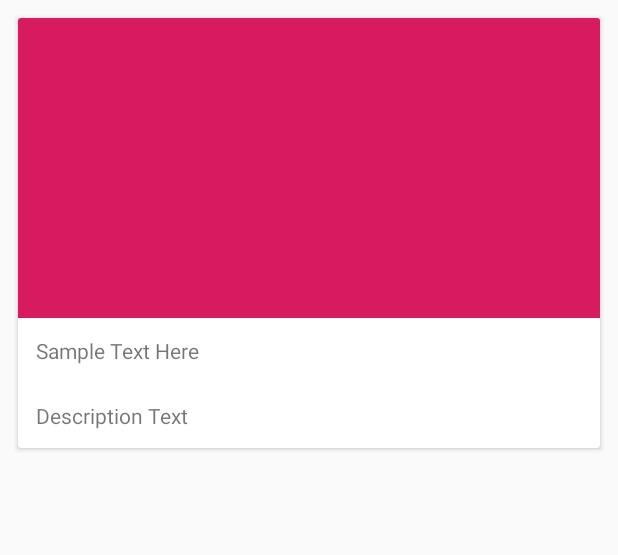
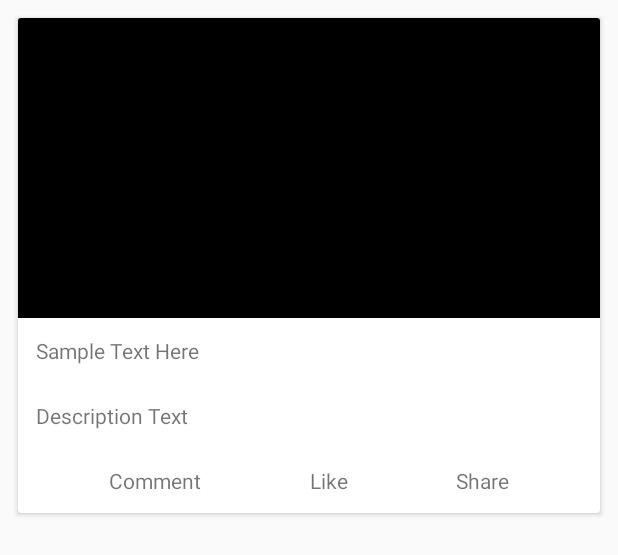
Before and after one commit to Chris8018/simple_facebook_newfeed, an Android app: the layout post_row.xml on its own in the app's theme, with its tools: preview values and no code run, on a phone screen of 412 x 824 dp. Shown: the top 555 px of the screen. Run offline under Robolectric (Android 15) with nearby library versions, the phone set to English and light mode, and no system bars.

Commit message:
Add Like, Comment, Share button

```diff
--- a/app/src/main/java/com/example/simplefacebooknewfeed/MainActivity.java
+++ b/app/src/main/java/com/example/simplefacebooknewfeed/MainActivity.java
@@ -21,7 +21,7 @@ public class MainActivity extends AppCompatActivity {
         List<Post> posts = new ArrayList<>();
 
         // Initialize posts
-        for (int i = 0; i < 100; i++) {
+        for (int i = 0; i < 50; i++) {
             posts.add(new Post("danielmalone" + i,
                     "Some text here",
                     "https://picsum.photos/600/300/?random&" + i));
--- a/app/src/main/res/layout/post_row.xml
+++ b/app/src/main/res/layout/post_row.xml
@@ -8,7 +8,9 @@
 
     <android.support.constraint.ConstraintLayout
         android:layout_width="match_parent"
-        android:layout_height="wrap_content">
+        android:layout_height="wrap_content"
+        app:layout_constraintEnd_toStartOf="@+id/like"
+        app:layout_constraintStart_toStartOf="@+id/like">
 
         <ImageView
             android:id="@+id/photo"
@@ -35,6 +37,39 @@
             android:text="Description Text"
             app:layout_constraintTop_toBottomOf="@id/username" />
 
+        <TextView
+            android:id="@+id/like"
+            android:layout_width="wrap_content"
+            android:layout_height="wrap_content"
+            android:padding="@dimen/std_space"
+            android:text="Like"
+            app:layout_constraintEnd_toStartOf="@+id/share"
+            app:layout_constraintHorizontal_bias="0.5"
+            app:layout_constraintStart_toEndOf="@+id/comment"
+            app:layout_constraintTop_toBottomOf="@id/text" />
+
+        <TextView
+            android:id="@+id/comment"
+            android:layout_width="wrap_content"
+            android:layout_height="wrap_content"
+            android:padding="@dimen/std_space"
+            android:text="Comment"
+            app:layout_constraintEnd_toStartOf="@+id/like"
+            app:layout_constraintHorizontal_bias="0.5"
+            app:layout_constraintStart_toStartOf="parent"
+            app:layout_constraintTop_toBottomOf="@id/text" />
+
+        <TextView
+            android:id="@+id/share"
+            android:layout_width="wrap_content"
+            android:layout_height="wrap_content"
+            android:padding="@dimen/std_space"
+            android:text="Share"
+            app:layout_constraintEnd_toEndOf="parent"
+            app:layout_constraintHorizontal_bias="0.5"
+            app:layout_constraintStart_toEndOf="@+id/like"
+            app:layout_constraintTop_toBottomOf="@id/text" />
+
     </android.support.constraint.ConstraintLayout>
 
 </android.support.v7.widget.CardView>
--- a/app/src/main/res/values/colors.xml
+++ b/app/src/main/res/values/colors.xml
@@ -2,5 +2,5 @@
 <resources>
     <color name="colorPrimary">#008577</color>
     <color name="colorPrimaryDark">#00574B</color>
-    <color name="colorAccent">#D81B60</color>
+    <color name="colorAccent">#000000</color>
 </resources>
```
Also changed, not shown: app/src/main/res/drawable/ic_add_black_24dp.xml (added, +9 -0 lines), app/src/main/res/layout/activity_main.xml (+8 -7 lines).
